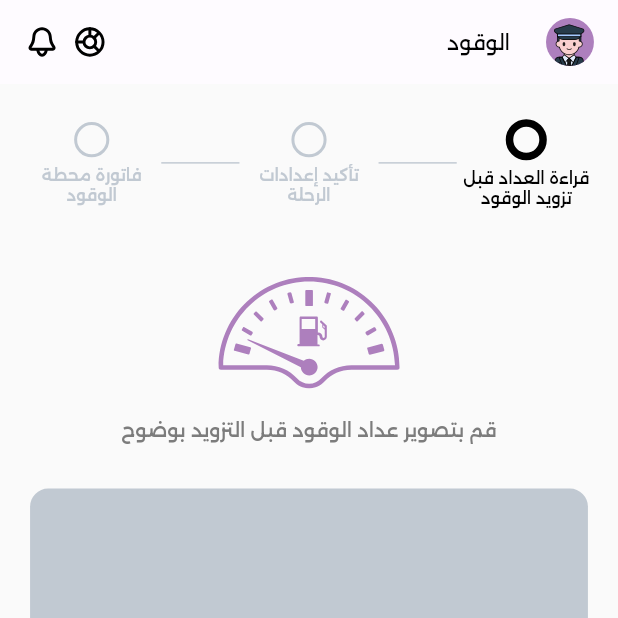
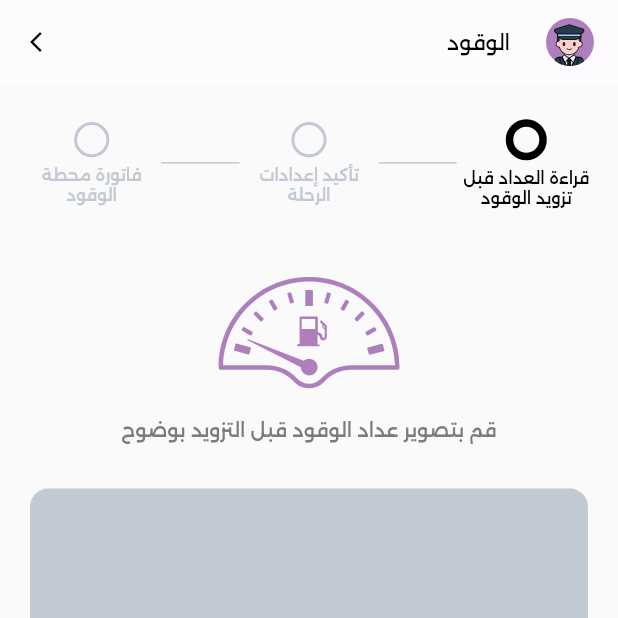
Before and after one commit to kTahaa96/go_limo_driver, a Flutter app: the AddFullScreen screen opened directly, on a phone screen of 412 x 824 dp, the top half of it. Run offline on Flutter 3.47's test engine with Material 2 defaults, Android fonts, the phone set to English and light mode, and no system bars; our stand-ins replace animate_do, bloc, country_picker, dartz, dio, flutter_bloc and 11 more; missing offline and left inert: dash_flags, google_maps_webservice, ua_client_hints; accounts and stored records are empty.

Commit message:
- Apply full theme to the app - Permission handler (location - camera - notification)==> helper not function - Move notification item to Notification Center - Handle popHelper to be have title , content actionButton , cancel button (stack not Column) - Use Material Buttons instead of container in custom button - Icons background color - Bottom navigation bar padding top = 0 - Current widget like current index - Divider in. Help center - Fuel scroll to the the last screen - Local to date format - ExampleRow ==> exampleItem

```diff
--- a/lib/common/back_icon.dart
+++ b/lib/common/back_icon.dart
@@ -1,6 +1,6 @@
 import 'package:flutter/material.dart';
-import 'package:flutter_screenutil/flutter_screenutil.dart';
 import 'package:golimo_driver/core/consts/app_colors.dart';
+import 'package:golimo_driver/helpers/navigator/named-navigator_impl.dart';
 
 class BackIcon extends StatelessWidget {
   const BackIcon({super.key});
@@ -11,14 +11,13 @@ class BackIcon extends StatelessWidget {
       onTap: () {
         Navigator.pop(context);
       },
-      child: Container(
-        width: 40,
-        height: 40,
-        child: Icon(
-          Icons.arrow_back_ios_new,
-          size: 16.w,
+      child: IconButton(
+        icon: const Icon(
+          Icons.arrow_forward_ios,
           color: AppColors.kBlack,
+          size: 16,
         ),
+        onPressed: () => NamedNavigatorImpl.pop(),
       ),
     );
   }
--- a/lib/core/consts/app_colors.dart
+++ b/lib/core/consts/app_colors.dart
@@ -17,10 +17,22 @@ class AppColors {
   static const Color kGrayText = Color(0xff7C7C7C);
   static const Color kDarkGreyText = Color(0xff535353);
   static const Color kBottomNavColor = Color(0xffFEFBFF);
+ // ================================================================
+
+  static const kDarkModePrimaryBackground = Color(0xff535178);
+  static const kDarkModePrimary = Color(0xff535178);
+  static const kDarkModeBackground = Color(0xff604c78);
+  static const kDarkModeWhite = Color(0xffFFFFFF);
+  static const kDarkModeBlack = Color(0xff000000);
+  static const kDarkModeIndicatorColor = Color(0xff2a2a2a);
+  static const kDarkModeSplashBgColor = Color(0xff19191A);
+  static const kDarkModeRed = Color(0xffE30613);
+  static const kDarkModeOrange = Color(0xffFA6400);
+  static const kDarkModeGreen = Color(0xff1EB10D);
+  static const kDarkModeGray = Color(0xff777777);
+  static const kDarkModeLightGray = Color(0xffC1C9D2);
+  static const kDarkModeDarkGray = Color(0xff7E7E7E);
+  static const kDarkModeGrayText = Color(0xff7C7C7C);
+  static const kDarkModeDarkGreyText = Color(0xff535353);
+  static const kDarkModeBottomNavColor = Color(0xffFEFBFF);
 }
-
-extension GetColor on Color {
-  static Color getColor({required Color color}) {
-    return color;
-  }
-}
--- a/lib/feature/add_fuel_screen/add_fuel_screen.dart
+++ b/lib/feature/add_fuel_screen/add_fuel_screen.dart
@@ -3,6 +3,7 @@ import 'dart:developer';
 import 'package:flutter/material.dart';
 import 'package:flutter_screenutil/flutter_screenutil.dart';
 import 'package:flutter_svg/flutter_svg.dart';
+import 'package:golimo_driver/common/back_icon.dart';
 import 'package:golimo_driver/common/text_hepler.dart';
 import 'package:golimo_driver/core/consts/app_colors.dart';
 import 'package:golimo_driver/feature/add_fuel_screen/widgets/after_add_fuel.dart';
@@ -35,38 +36,11 @@ class _AddFullScreenState extends State<AddFullScreen> {
             'assets/svg_icons/driver_icon.svg',
           ),
         ),
-        title: AppText('الوقود' , ),
-        actions: [
-          Padding(
-            padding: const EdgeInsets.symmetric(horizontal: 16.0),
-            child: Row(
-              children: [
-                InkWell(
-                  onTap: () {
-                    // cubit.updatePageIndex(newVal: 5);
-                  },
-                  child: SvgPicture.asset(
-                    'assets/svg_icons/doughnut_chart.svg',
-                    width: 24.w,
-                    height: 24.h,
-                    color: AppColors.kBlack,
-                  ),
-                ),
-                8.sbW,
-                InkWell(
-                  onTap: () {
-                    // cubit.updatePageIndex(newVal: 4);
-                  },
-                  child: SvgPicture.asset(
-                    'assets/svg_icons/home_notificatoin.svg',
-                    width: 24.w,
-                    height: 24.h,
-                    color: AppColors.kBlack,
-                  ),
-                ),
-              ],
-            ),
-          ),
+        title: const AppText(
+          'الوقود',
+        ),
+        actions: const [
+          BackIcon(),
         ],
       ),
       body: SingleChildScrollView(
@@ -74,7 +48,6 @@ class _AddFullScreenState extends State<AddFullScreen> {
         child: Column(
           children: [
             24.sbH,
-
             Row(
               crossAxisAlignment: CrossAxisAlignment.center,
               mainAxisAlignment: MainAxisAlignment.spaceBetween,
--- a/lib/helpers/theme/theme_cubit.dart
+++ b/lib/helpers/theme/theme_cubit.dart
@@ -1,17 +1,18 @@
 import 'package:flutter/material.dart';
 import 'package:flutter_bloc/flutter_bloc.dart';
-import 'package:flutter_screenutil/flutter_screenutil.dart';
 import 'package:golimo_driver/helpers/theme/theme.dart';
 
 class ThemeCubit extends Cubit<ThemeData> {
   ThemeCubit() : super(ThemeData.light());
 
+  static ThemeCubit of(context) => BlocProvider.of(context);
+
   void toggleTheme() {
-    GolimoTheme theme = GolimoTheme('ar') ;
+    GolimoTheme theme = GolimoTheme('ar');
     if (state == ThemeData.light()) {
+      emit(theme.gDarkThemeData);
+    } else {
       emit(theme.gLightThemeData);
-    } else {
-      emit(ThemeData.light());
     }
   }
 }
```
Also changed, not shown: lib/feature/home_page/home_layout.dart (+9 -0 lines), lib/helpers/theme/theme.dart (+94 -8 lines).
